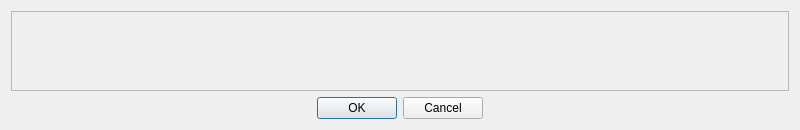
The window that ui/EditMessageDialog.ui (KoromeloDev/MindMate) describes before a commit, drawn with Qt 5.
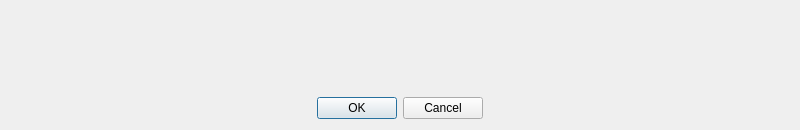
The same window after the commit.

Commit message: Added multithreading and fixed bugs with incorrect rendering of the message widget

The edit to the form file:
```diff
--- a/ui/EditMessageDialog.ui
+++ b/ui/EditMessageDialog.ui
@@ -40,6 +40,9 @@
   <layout class="QVBoxLayout" name="verticalLayout">
    <item>
     <widget class="QScrollArea" name="scrollArea">
+     <property name="frameShape">
+      <enum>QFrame::NoFrame</enum>
+     </property>
      <property name="widgetResizable">
       <bool>true</bool>
      </property>
@@ -51,8 +54,8 @@
        <rect>
         <x>0</x>
         <y>0</y>
-        <width>780</width>
-        <height>79</height>
+        <width>782</width>
+        <height>81</height>
        </rect>
       </property>
       <property name="sizePolicy">
```
The commit also changes 14 other files.
